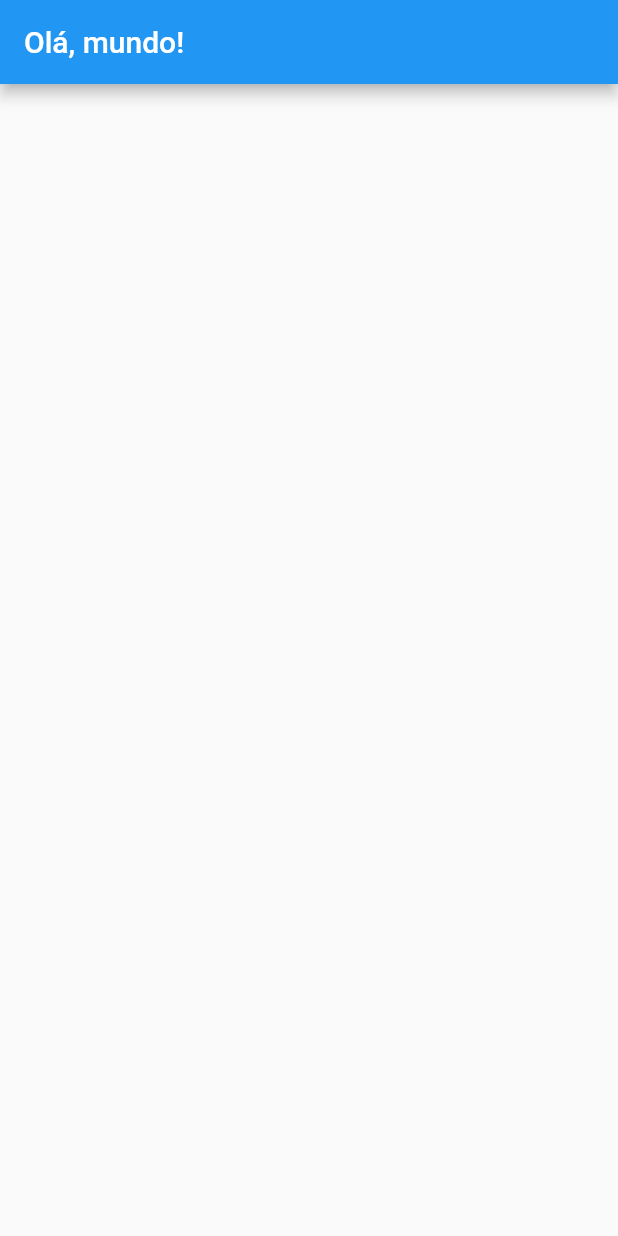
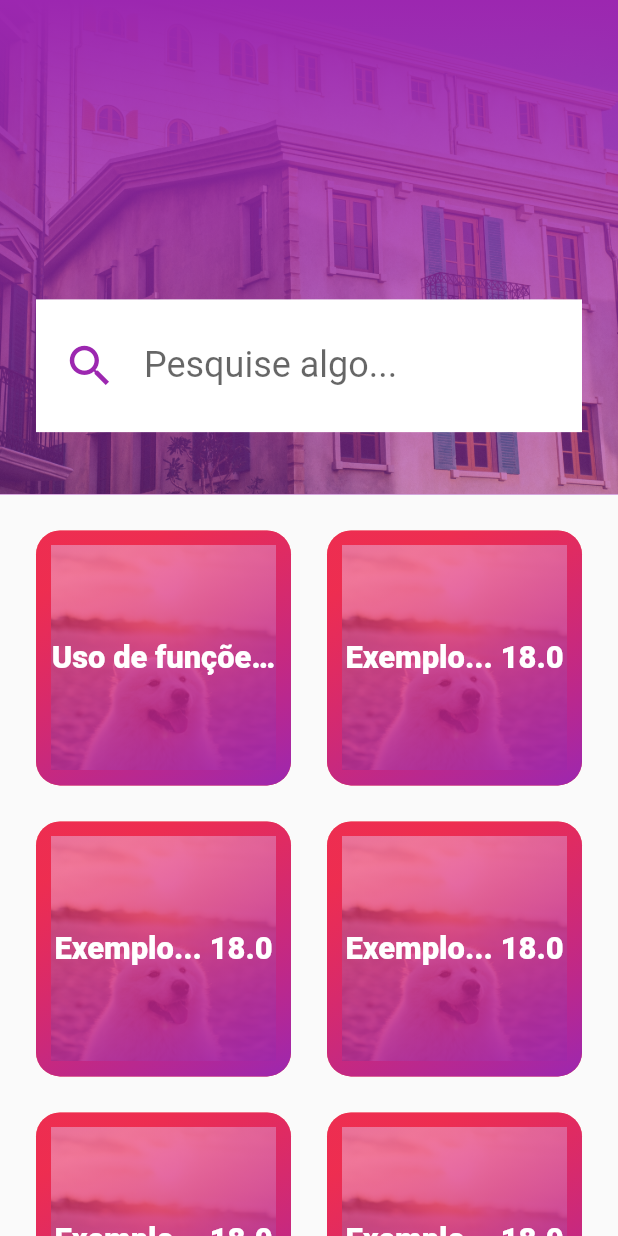
Before and after one commit to wylysdev/fluttter_learning, a Flutter app: the screen it shows after launch, on a phone screen of 412 x 824 dp. Run offline on Flutter 3.47's test engine with Material 2 defaults, Android fonts, the light colour scheme and no system bars.

Commit message:
commit to send remote

```diff
--- /dev/null
+++ b/god_app_exemples/god_app_example/lib/comom/widgets/AppBarCustom/app_bar_custom.dart
@@ -0,0 +1,54 @@
+import 'package:flutter/cupertino.dart';
+import 'package:flutter/material.dart';
+
+class AppBarCustom extends StatelessWidget {
+  const AppBarCustom({Key? key}) : super(key: key);
+
+  @override
+  Widget build(BuildContext context) {
+    return FlexibleSpaceBar(
+      stretchModes: [
+        StretchMode.zoomBackground,
+        StretchMode.fadeTitle,
+      ],
+      collapseMode: CollapseMode.parallax,
+      centerTitle: true,
+      title: Padding(
+        padding: const EdgeInsets.all(16),
+        child: SizedBox(
+          height: 60,
+          child: TextField(
+
+            decoration: InputDecoration(
+              prefixIcon: Icon(Icons.search, color: Colors.purple,),
+                alignLabelWithHint: false,
+                labelText: "Pesquise algo...",
+                labelStyle: TextStyle(fontSize: 16.0),
+                filled: true,
+                border: InputBorder.none,
+                fillColor: Colors.white),
+          ),
+        ),
+      ),
+      background: Stack(
+        fit: StackFit.expand,
+        children: [
+          Image.asset(
+            "images/background-app-bar.jpg",
+            fit: BoxFit.cover,
+          ),
+          DecoratedBox(
+              decoration: BoxDecoration(
+                  gradient: LinearGradient(
+            begin: Alignment.topCenter,
+            end: Alignment.bottomCenter,
+            colors: [
+              Colors.purple,
+              Colors.purple.withOpacity(0.5),
+            ],
+          )))
+        ],
+      ),
+    );
+  }
+}
--- /dev/null
+++ b/god_app_exemples/god_app_example/lib/comom/widgets/PageModel/page_model_widget.dart
@@ -0,0 +1,94 @@
+import 'package:flutter/material.dart';
+
+class PageModelWidget extends StatefulWidget {
+  final String namePage;
+  final int index;
+  final VoidCallback? onPressed;
+  PageModelWidget({
+    Key? key,
+    required this.namePage,
+    required this.index,
+    this.onPressed,
+  }) : super(key: key);
+
+  @override
+  _PageModelWidgetState createState() => _PageModelWidgetState();
+}
+
+class _PageModelWidgetState extends State<PageModelWidget> {
+  double sizeText({
+    required double max,
+    required double min,
+    required BuildContext context,
+  }) {
+    var size = MediaQuery.of(context).size;
+    var valueOfWidth = size.width * 0.15;
+
+    if (valueOfWidth > min && valueOfWidth < max) {
+      print("variavel");
+      return valueOfWidth;
+    } else if (valueOfWidth > max) {
+      print("menor q max");
+      return max;
+    } else {
+      return min;
+    }
+  }
+
+  @override
+  Widget build(BuildContext context) {
+    return TextButton(
+      onPressed: widget.onPressed ?? null,
+      child: DefaultTextStyle(
+        style: TextStyle(
+          fontWeight: FontWeight.w800,
+        ),
+        child: Stack(
+          alignment: Alignment.center,
+          children: [
+            Container(
+              padding: EdgeInsets.all(10),
+              height: double.maxFinite,
+              width: double.maxFinite,
+              decoration: BoxDecoration(
+                color: Colors.red,
+                borderRadius: BorderRadius.circular(16.0),
+              ),
+              child: Image.asset(
+                "images/dog.jpg",
+                fit: BoxFit.cover,
+              ),
+            ),
+            Container(
+              height: double.maxFinite,
+              width: double.maxFinite,
+              decoration: BoxDecoration(
+                  color: Colors.red,
+                  gradient: LinearGradient(
+                    begin: Alignment.bottomRight,
+                    end: Alignment.topCenter,
+                    colors: [
+                      Colors.purple,
+                      Colors.primaries[widget.index].withAlpha(150),
+                    ],
+                  ),
+                  borderRadius: BorderRadius.circular(16.0)),
+            ),
+            Padding(
+              padding: const EdgeInsets.all(8.0),
+              child: Text(
+                "${widget.namePage}${sizeText(context: context, max: 18.0, min: 1.0)}",
+                maxLines: 1,
+                textAlign: TextAlign.center,
+                style: TextStyle(
+                  fontSize: MediaQuery.of(context).size.width * 0.05,
+                ),
+                overflow: TextOverflow.ellipsis,
+              ),
+            )
+          ],
+        ),
+      ),
+    );
+  }
+}
--- a/god_app_exemples/god_app_example/lib/main.dart
+++ b/god_app_exemples/god_app_example/lib/main.dart
@@ -1,4 +1,7 @@
 import 'package:flutter/material.dart';
+import 'package:god_app_example/comom/widgets/AppBarCustom/app_bar_custom.dart';
+
+import 'comom/widgets/PageModel/page_model_widget.dart';
 
 void main() {
   runApp(MyApp());
@@ -9,6 +12,7 @@ class MyApp extends StatelessWidget {
   Widget build(BuildContext context) {
     return MaterialApp(
       title: 'Flutter Demo',
+      debugShowCheckedModeBanner: false,
       theme: ThemeData(
         primarySwatch: Colors.blue,
       ),
@@ -27,14 +31,79 @@ class MyHomePage extends StatefulWidget {
 }
 
 class _MyHomePageState extends State<MyHomePage> {
+  List<int> list = [
+    1,
+    2,
+    3,
+    4,
+    5,
+    6,
+    7,
+    8,
+    9,
+    10,
+  ];
   @override
   Widget build(BuildContext context) {
-    return Scaffold(
-      appBar: AppBar(
-        title: Text(
-          "Olá, mundo!",
-        )
-      )
+    final size = MediaQuery.of(context).size;
+    return SafeArea(
+      child: Scaffold(
+          body: CustomScrollView(
+        physics: BouncingScrollPhysics(),
+        slivers: [
+          SliverAppBar(
+            expandedHeight: size.height * 0.4,
+            backgroundColor: Colors.purple,
+            collapsedHeight: 80.0,
+            toolbarHeight: 80.0,
+            centerTitle: true,
+            stretch: true,
+            pinned: true,
+            flexibleSpace: AppBarCustom(),
+          ),
+          SliverPadding(
+            padding: EdgeInsets.all(16.0),
+            sliver: SliverGrid.count(
+              crossAxisCount: 2,
+              mainAxisSpacing: 8.0,
+              crossAxisSpacing: 8.0,
+              children: [
+                PageModelWidget(
+                  index: 1,
+                  namePage: "Uso de funções callback",
+                  onPressed: () {
+                    print("Cliquei");
+                  },
+                ),
+                PageModelWidget(
+                  index: 1,
+                  namePage: "Exemplo... ",
+                ),
+                PageModelWidget(
+                  index: 1,
+                  namePage: "Exemplo... ",
+                ),
+                PageModelWidget(
+                  index: 1,
+                  namePage: "Exemplo... ",
+                ),
+                PageModelWidget(
+                  index: 1,
+                  namePage: "Exemplo... ",
+                ),
+                PageModelWidget(
+                  index: 1,
+                  namePage: "Exemplo... ",
+                ),
+                PageModelWidget(
+                  index: 1,
+                  namePage: "Exemplo... ",
+                ),
+              ],
+            ),
+          )
+        ],
+      )),
     );
   }
 }
--- a/god_app_exemples/god_app_example/pubspec.yaml
+++ b/god_app_exemples/god_app_example/pubspec.yaml
@@ -48,6 +48,9 @@ flutter:
   # assets:
   #   - images/a_dot_burr.jpeg
   #   - images/a_dot_ham.jpeg
+  assets:
+    - images/background-app-bar.jpg
+    - images/dog.jpg
 
   # An image asset can refer to one or more resolution-specific "variants", see
   # https://flutter.dev/assets-and-images/#resolution-aware.
```
Also changed, not shown: god_app_exemples/god_app_example/images/background-app-bar.jpg (added), god_app_exemples/god_app_example/images/dog.jpg (added).
